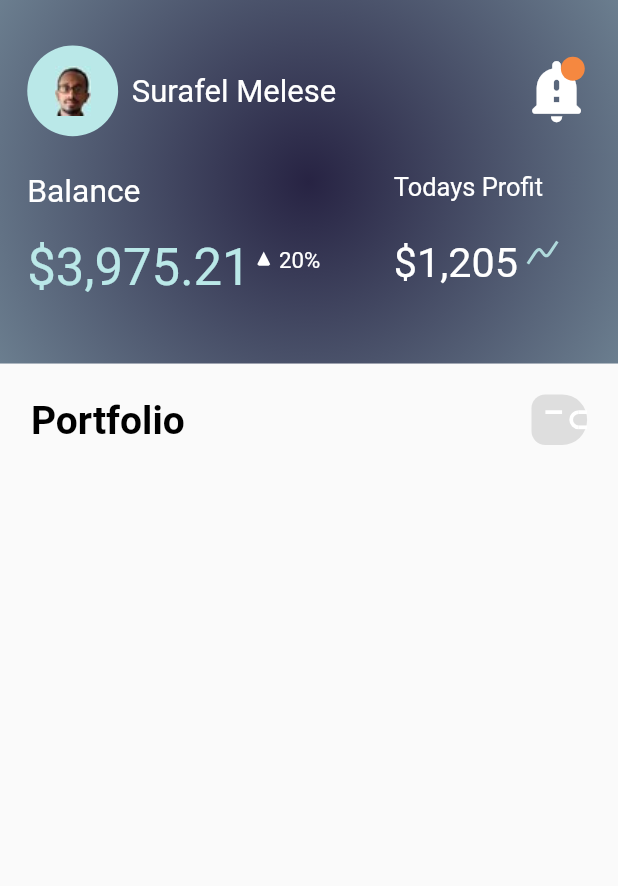
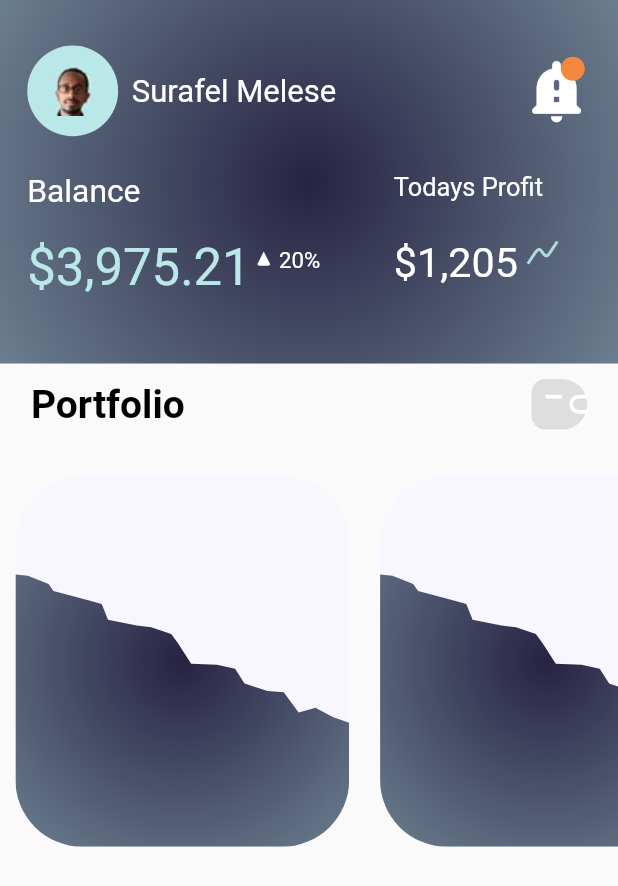
Before and after one commit to dalyathan/Kriptow, a Flutter app: the screen it shows after launch, on a phone screen of 412 x 824 dp. Shown: the top 886 px of the screen. Run offline on Flutter 3.47's test engine with Material 2 defaults, Android fonts, the phone set to English and light mode, and no system bars; our stand-ins replace google_fonts; Roboto replaces fonts that are missing (Chivo, Spartan).

Commit message:
added some randomness to the graph

```diff
--- a/lib/clippers/graph_clipper.dart
+++ b/lib/clippers/graph_clipper.dart
@@ -2,29 +2,63 @@ import 'package:flutter/material.dart';
 import 'dart:math';
 
 class GraphClipper extends CustomClipper<Path> {
+  late Size size;
+  final double borderRadiusRatio;
+
+  GraphClipper(this.borderRadiusRatio);
   @override
   Path getClip(Size size) {
-    print(size.width.toString());
-    print(size.height.toString());
-
+    this.size = size;
     Path path = Path();
     Random random = Random();
+    double leastAllowedRandom = borderRadiusRatio;
+    double mostAllowedRandom = 1 - borderRadiusRatio;
 
-    double startOffsetRatio = 0.5 +
-        random.nextDouble() * 0.5; //between 0.5(inclusive) and 1 (exclusive)
+    double startOffsetRatio =
+        random.nextDouble() * (mostAllowedRandom - leastAllowedRandom) +
+            leastAllowedRandom;
     double endOffsetRatio =
-        random.nextDouble() * 0.5; //between 0(inclusive) and 0.5 (exclusive)
+        random.nextDouble() * (mostAllowedRandom - leastAllowedRandom) +
+            leastAllowedRandom;
 
     Offset A = Offset(0, size.height * startOffsetRatio);
-    Offset Z = Offset(size.width, size.height * endOffsetRatio);
+    Offset B = Offset(0, size.height - size.width * borderRadiusRatio);
+    Offset C = Offset(size.width * borderRadiusRatio, B.dy);
+    Offset D = Offset(C.dx, size.height);
+    Offset E = Offset(size.width * (1 - borderRadiusRatio), size.height);
+    Offset F = Offset(E.dx, B.dy);
+    Offset G = Offset(size.width, B.dy);
+    Offset H = Offset(size.width, size.height * endOffsetRatio);
 
-    path.moveTo(A.dx, A.dy);
-    path.lineTo(Z.dx, Z.dy);
-    path.close();
-
+    path.addArc(Rect.fromCircle(center: C, radius: D.dy - C.dy), -pi, -pi / 2);
+    path.addArc(
+        Rect.fromCircle(center: F, radius: E.dy - F.dy), -1.5 * pi, -pi / 2);
+    path.addPolygon([A, B, D, E, G, H, ...getRandomListOfPoint(H, A)], false);
     return path;
   }
 
+  List<Offset> getRandomListOfPoint(Offset a, Offset b) {
+    Random randomObject = Random();
+    int length = 20;
+    List<double> xPartition = List<double>.generate(
+        length,
+        (index) =>
+            a.dx +
+            index * randomObject.nextDouble() +
+            index * ((b.dx - a.dx) / (length - 1)));
+    List<double> yPartition = List<double>.generate(
+        length,
+        (index) =>
+            a.dy +
+            (length - index) * randomObject.nextDouble() +
+            index * ((b.dy - a.dy) / (length - 1)));
+    List<Offset> offsets = [];
+    for (int i = 0; i < length; i++) {
+      offsets.add(Offset(xPartition[i], yPartition[i]));
+    }
+    return offsets;
+  }
+
   @override
-  bool shouldReclip(covariant CustomClipper<Path> oldClipper) => false;
+  bool shouldReclip(covariant CustomClipper<Path> oldClipper) => true;
 }
--- a/lib/painters/blue_shade.dart
+++ b/lib/painters/blue_shade.dart
@@ -28,50 +28,8 @@ class BlueShadePainter extends CustomPainter {
     canvas.drawRect(
         Rect.fromCenter(center: center, width: size.width, height: size.height),
         brush);
-    //drawRightSquiggly();
-  }
-
-  void drawRightSquiggly() {
-    Path squigglyPath = Path();
-    Offset A = Offset(size.width * 0.2, size.height);
-    Offset B = Offset(A.dx, A.dy - size.height * 0.08);
-    Offset C = Offset(B.dx + size.width * 0.25, B.dy - size.height * 0.1);
-    Offset D = Offset(C.dx + size.width * 0.1, C.dy - size.height * 0.1);
-    Offset E = Offset(D.dx + size.width * 0.05, D.dy - size.height * 0.15);
-    Offset F = Offset(E.dx + size.width * 0.075, E.dy);
-    Offset G = Offset(C.dx + size.width * 0.08, C.dy + size.height * 0.05);
-    Offset O = Offset(F.dx, G.dy);
-    Offset H = Offset(A.dx + size.width * 0.1, A.dy);
-
-    squigglyPath.moveTo(A.dx, A.dy);
-    squigglyPath.lineTo(B.dx, B.dy);
-    squigglyPath.lineTo(C.dx, C.dy);
-    squigglyPath.lineTo(D.dx, D.dy);
-    squigglyPath.lineTo(E.dx, E.dy);
-    Offset semiCircleCenter = Offset((E.dx + F.dx) / 2, E.dy);
-    squigglyPath.addArc(
-        Rect.fromCircle(center: semiCircleCenter, radius: F.dx - E.dx), 0, pi);
-    squigglyPath.moveTo(F.dx, F.dy);
-    squigglyPath.quadraticBezierTo(O.dx, O.dy, G.dx, G.dy);
-    squigglyPath.moveTo(G.dx, G.dy);
-    squigglyPath.lineTo(H.dx, H.dy);
-
-    Paint shaderBrush = Paint();
-    shaderBrush.strokeWidth = 2.5;
-    shaderBrush.shader = ui.Gradient.linear(
-      A,
-      F,
-      [
-        const Color.fromRGBO(39, 35, 67, 1),
-        const Color.fromRGBO(70, 77, 102, 1),
-      ],
-      null,
-      TileMode.mirror,
-    );
-
-    canvas.drawPath(squigglyPath, shaderBrush);
   }
 
   @override
-  bool shouldRepaint(covariant CustomPainter oldDelegate) => true;
+  bool shouldRepaint(covariant CustomPainter oldDelegate) => false;
 }
--- a/lib/screens/home.dart
+++ b/lib/screens/home.dart
@@ -15,9 +15,10 @@ class Home extends StatelessWidget {
     double overlapRatio = 0.05;
     double headerAspectRatio = 1.7;
     double horizontalPaddingRatio = 0.025;
-    double verticalPaddingRatio = 0.05;
+    double verticalPaddingRatio = 0.025;
     return Scaffold(
       body: SafeArea(
+        child: SingleChildScrollView(
           child: Column(
             children: [
               PersonalInfoView(
@@ -35,8 +36,8 @@ class Home extends StatelessWidget {
                       )),
                   Padding(
                       padding: EdgeInsets.only(
-                        left: size.width * verticalPaddingRatio,
-                        top: size.height * horizontalPaddingRatio),
+                          left: size.width * horizontalPaddingRatio,
+                          top: size.height * verticalPaddingRatio),
                       child: GraphRow(
                         height: size.height * 0.3,
                       ))
@@ -45,6 +46,7 @@ class Home extends StatelessWidget {
             ],
           ),
         ),
+      ),
     );
   }
 }
--- a/lib/widgets/containers/portfolio/graph.dart
+++ b/lib/widgets/containers/portfolio/graph.dart
@@ -11,7 +11,7 @@ class Graph extends StatelessWidget {
     double aspectRatio = 0.9;
     double width = height * aspectRatio;
     double borderRadiusRatio = 0.2;
-    return /*Stack(
+    return Stack(
       children: [
         Container(
           height: height,
@@ -19,24 +19,16 @@ class Graph extends StatelessWidget {
           decoration: BoxDecoration(
               color: const Color.fromRGBO(248, 247, 255, 1),
               borderRadius:
-                  BorderRadius.all(Radius.circular(width * borderRadiusratio))),
-        ),*/
+                  BorderRadius.all(Radius.circular(width * borderRadiusRatio))),
+        ),
         ClipPath(
-      clipper: GraphClipper(),
-      child: Container(
-        height: height,
-        width: width,
-        decoration: BoxDecoration(
-            borderRadius:
-                BorderRadius.all(Radius.circular(width * borderRadiusRatio))),
-        child: BlueShadeContainer(
-          aspectRatio: aspectRatio,
-          width: width,
-        ),
-      ),
-    )
-        /*],
-    )*/
-        ;
+          clipper: GraphClipper(borderRadiusRatio),
+          child: BlueShadeContainer(
+            aspectRatio: aspectRatio,
+            width: width,
+          ),
+        )
+      ],
+    );
   }
 }
--- a/lib/widgets/containers/portfolio/graph_row.dart
+++ b/lib/widgets/containers/portfolio/graph_row.dart
@@ -7,10 +7,18 @@ class GraphRow extends StatelessWidget {
 
   @override
   Widget build(BuildContext context) {
-    return SingleChildScrollView(
-      scrollDirection: Axis.horizontal,
-      child: Row(
-        children: [Graph(height: height)],
+    Size size = MediaQuery.of(context).size;
+    double marginRatio = 0.05;
+    return SizedBox(
+      height: height,
+      child: ListView(
+        shrinkWrap: true,
+        scrollDirection: Axis.horizontal,
+        children: [
+          Graph(height: height),
+          SizedBox(width: size.width * marginRatio),
+          Graph(height: height)
+        ],
       ),
     );
   }
```
Lines whose indentation alone changed are shown as unchanged.
